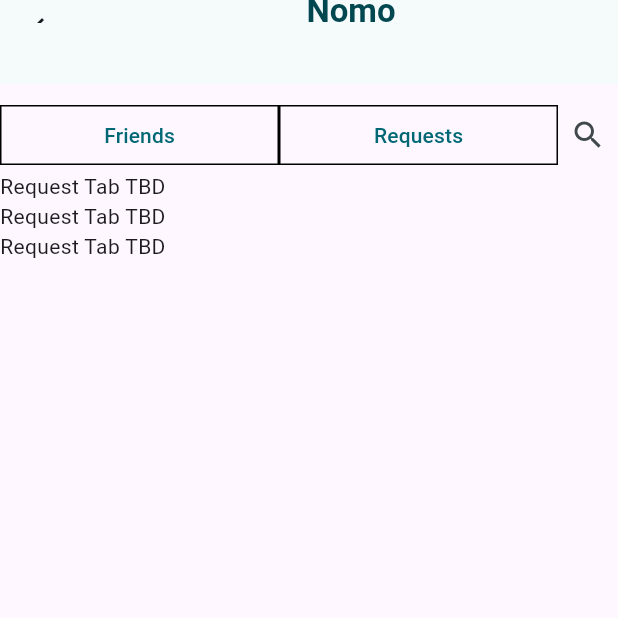
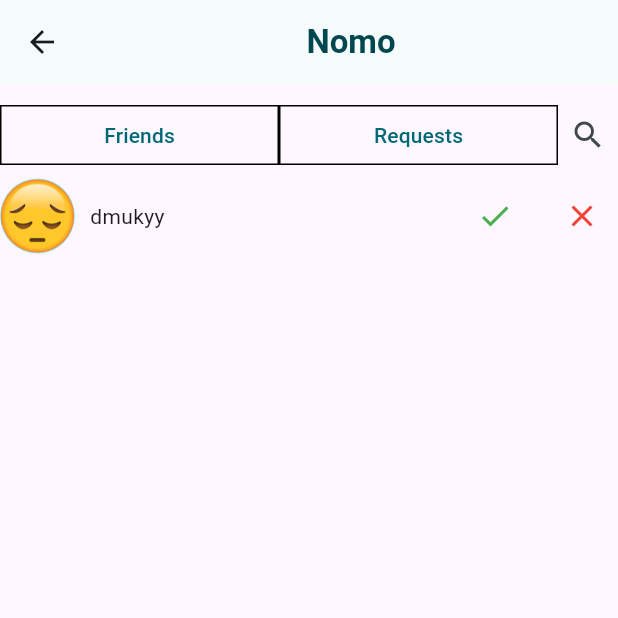
Before and after one commit to DanielDragan4/nomo_app, a Flutter app: the FriendsScreen screen opened directly, after a tap on "Requests", on a phone screen of 412 x 824 dp, the top half of it. Run offline on Flutter 3.47's test engine with Material 3 defaults, Android fonts, the phone set to English and light mode, and no system bars; our stand-ins replace firebase_auth, firebase_core, image_picker; missing offline and left inert: scrollable_clean_calendar; accounts and stored records are empty.

Commit message:
more fren

```diff
--- a/lib/data/dummy_data.dart
+++ b/lib/data/dummy_data.dart
@@ -16,8 +16,7 @@ final dummyEvents = [
       comments: ['we go jim'],
       orgainizer: 'BumBum',
       attending: true,
-    host: false
-  ),
+      host: false),
   Event(
       id: '02',
       image: 'assets/images/squat.jpg',
@@ -29,8 +28,7 @@ final dummyEvents = [
       comments: ['we go jim'],
       orgainizer: 'ThiccCum',
       attending: true,
-    host: false
-  ),
+      host: false),
   Event(
       id: '03',
       image: 'assets/images/keyboard.jpg',
@@ -42,8 +40,7 @@ final dummyEvents = [
       comments: ['I love nice click and clacks. Ears go burr'],
       orgainizer: 'Dan',
       attending: false,
-    host: true
-  ),
+      host: true),
 ];
 
 final dummyUsers = [
@@ -59,6 +56,7 @@ final dummyUsers = [
     saved: [],
     availability: [],
     affiliates: [],
+    private: true,
   ),
   User(
     uid: '02',
@@ -72,6 +70,7 @@ final dummyUsers = [
     saved: [],
     availability: [],
     affiliates: [],
+    private: false,
   ),
   User(
     uid: '03',
@@ -85,6 +84,7 @@ final dummyUsers = [
     saved: [],
     availability: [],
     affiliates: [],
+    private: true,
   ),
 ];
 
@@ -101,6 +101,7 @@ final dummyFriends = [
     saved: [],
     availability: [],
     affiliates: [],
+    private: true,
   ),
   User(
     uid: '02',
@@ -114,6 +115,7 @@ final dummyFriends = [
     saved: [],
     availability: [],
     affiliates: [],
+    private: true,
   ),
   User(
     uid: '03',
@@ -127,13 +129,15 @@ final dummyFriends = [
     saved: [],
     availability: [],
     affiliates: [],
+    private: false,
   ),
 ];
 
-final dummyRequests = User(
+final dummyRequests = [
+  User(
     uid: '-1',
     username: 'dmukyy',
-  avatar: Image.asset(''),
+    avatar: Image.asset('assets/images/sadboi.png'),
     friends: [],
     attending: [],
     attended: [],
@@ -142,4 +146,6 @@ final dummyRequests = User(
     saved: [],
     availability: [],
     affiliates: [],
-);
+    private: false,
+  )
+];
--- a/lib/models/user_model.dart
+++ b/lib/models/user_model.dart
@@ -14,6 +14,7 @@ class User {
     required this.saved,
     required this.availability,
     required this.affiliates,
+    required this.private,
   });
 
   final String uid;
@@ -27,4 +28,5 @@ class User {
   final List<Event> saved;
   final List<DateTime> availability;
   final List<String> affiliates;
+  final bool private;
 }
--- a/lib/screens/friends_screen.dart
+++ b/lib/screens/friends_screen.dart
@@ -84,8 +84,20 @@ class _FriendsScreenState extends State<FriendsScreen> {
               child: ListView(
                 key: const PageStorageKey('page'),
                 children: friends
-                    ? [for (User i in dummyFriends) UserTab(userData: i)]
-                    : [for (User i in dummyFriends) Text("Request Tab TBD")],
+                    ? [
+                        for (User i in dummyFriends)
+                          UserTab(
+                            userData: i,
+                            isRequest: false,
+                          )
+                      ]
+                    : [
+                        for (User i in dummyRequests)
+                          UserTab(
+                            userData: i,
+                            isRequest: true,
+                          )
+                      ],
               ),
             )
           ],
--- a/lib/widgets/app_bar.dart
+++ b/lib/widgets/app_bar.dart
@@ -1,22 +1,28 @@
 import 'package:flutter/material.dart';
 
 class MainAppBar extends StatelessWidget implements PreferredSizeWidget {
-  const MainAppBar({super.key});
+  const MainAppBar({
+    super.key,
+  });
   //TODO: implement a way to add more widgets (like profile screen user info) optionally
 
   @override
   Widget build(BuildContext context) {
     // TODO: implement build
     return AppBar(
-      toolbarHeight: 15,
+      //toolbarHeight: 15,
       titleTextStyle: Theme.of(context).appBarTheme.titleTextStyle,
       title: Center(
-        child: Text(
-          'Nomo',
-          style: TextStyle(
-            color: Theme.of(context).primaryColor,
-            fontWeight: FontWeight.bold,
-          ),
+        child: Column(
+          children: [
+            Text(
+              'Nomo',
+              style: TextStyle(
+                color: Theme.of(context).primaryColor,
+                fontWeight: FontWeight.bold,
+              ),
+            ),
+          ],
         ),
       ),
     );
--- a/lib/widgets/user_tab.dart
+++ b/lib/widgets/user_tab.dart
@@ -2,8 +2,9 @@ import 'package:flutter/material.dart';
 import 'package:nomo/models/user_model.dart';
 
 class UserTab extends StatelessWidget {
-  const UserTab({super.key, required this.userData});
+  const UserTab({super.key, required this.userData, required this.isRequest});
 
+  final bool isRequest;
   final User userData;
 
   @override
@@ -23,7 +24,26 @@ class UserTab extends StatelessWidget {
         SizedBox(width: 10),
         Text(username),
         Spacer(),
-        ElevatedButton(onPressed: () {}, child: const Text("View Calendar")),
+        !isRequest
+            ? ElevatedButton(
+                onPressed: () {}, child: const Text("View Calendar"))
+            : Row(children: [
+                IconButton(
+                    onPressed: () {},
+                    icon: Icon(
+                      Icons.check,
+                      color: Colors.green,
+                    ),
+                    splashRadius: 15),
+                SizedBox(width: 10),
+                IconButton(
+                    onPressed: () {},
+                    icon: Icon(
+                      Icons.close,
+                      color: Colors.red,
+                    ),
+                    splashRadius: 15),
+              ]),
       ]),
     );
   }
--- a/pubspec.yaml
+++ b/pubspec.yaml
@@ -66,9 +66,7 @@ flutter:
 
   # To add assets to your application, add an assets section, like this:
   assets:
-      - assets/images/BumBumBBQ.png
-      - assets/images/keyboard.jpg
-      - assets/images/squat.jpg
+      - assets/images/
   #   - images/a_dot_burr.jpeg
   #   - images/a_dot_ham.jpeg
 
```
Also changed, not shown: lib/screens/profile_screen.dart (+55 -1 lines), lib/screens/recommended_screen.dart (+2 -5 lines). Lines whose indentation alone changed are shown as unchanged.
